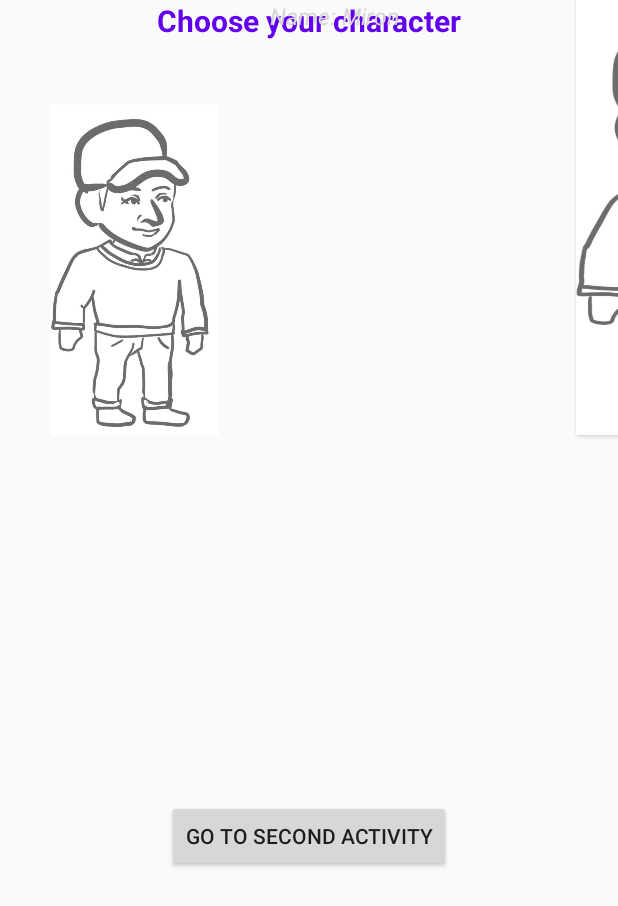
After one commit to evasimpetru28/PokeSolTrial, an Android app: the CharacterSelectActivity screen opened directly, with no data from a screen before it, on a phone screen of 412 x 824 dp. The commit adds this screen. Shown: the top 906 px of the screen. Run offline under Robolectric (Android 15) with nearby library versions, the phone set to English and light mode, and no system bars.

Commit message:
Change activities by button + tried character select

```diff
--- a/app/src/main/AndroidManifest.xml
+++ b/app/src/main/AndroidManifest.xml
@@ -14,14 +14,17 @@
         android:theme="@style/Theme.Demo"
         tools:targetApi="31">
         <activity
+            android:name=".CharacterSelectActivity"
+            android:exported="false" />
+        <activity
             android:name=".GameActivity"
+            android:configChanges="orientation"
             android:exported="false"
-            android:configChanges="orientation"
-            android:screenOrientation="landscape"/>
+            android:screenOrientation="landscape" />
         <activity
             android:name=".MainActivity"
+            android:configChanges="orientation"
             android:exported="true"
-            android:configChanges="orientation"
             android:screenOrientation="landscape">
             <intent-filter>
                 <action android:name="android.intent.action.MAIN" />
--- /dev/null
+++ b/app/src/main/java/com/example/demo/CharacterSelectActivity.java
@@ -0,0 +1,31 @@
+package com.example.demo;
+
+import androidx.appcompat.app.AppCompatActivity;
+
+import android.content.Intent;
+import android.os.Bundle;
+import android.view.View;
+import android.widget.Button;
+
+public class CharacterSelectActivity extends AppCompatActivity {
+
+    Button switchToSecondActivity;
+    @Override
+    protected void onCreate(Bundle savedInstanceState) {
+        super.onCreate(savedInstanceState);
+        setContentView(R.layout.activity_ch_select);
+
+        switchToSecondActivity = findViewById(R.id.activity_first_button); // id pe ultimul buton din character select menu
+        switchToSecondActivity.setOnClickListener(new View.OnClickListener() {
+            @Override
+            public void onClick(View view) {
+                switchActivities();
+            }
+        });
+    }
+
+    private void switchActivities() {
+        Intent switchActivityIntent = new Intent(this, GameActivity.class);
+        startActivity(switchActivityIntent);
+    }
+}
--- a/app/src/main/java/com/example/demo/MainActivity.java
+++ b/app/src/main/java/com/example/demo/MainActivity.java
@@ -15,7 +15,7 @@ public class MainActivity extends AppCompatActivity {
         findViewById(R.id.AppName).setOnClickListener(new View.OnClickListener() {
             @Override
             public void onClick(View view) {
-                startActivity(new Intent(MainActivity.this, GameActivity.class));
+                startActivity(new Intent(MainActivity.this, CharacterSelectActivity.class));
             }
         });
     }
--- /dev/null
+++ b/app/src/main/res/drawable/button_effect.xml
@@ -0,0 +1,8 @@
+<?xml version="1.0" encoding="utf-8"?>
+<selector xmlns:android="http://schemas.android.com/apk/res/android">
+
+    <item android:drawable="@drawable/mos" android:state_activated="true"></item>
+    <item android:drawable="@drawable/vang" android:state_pressed="true"></item>
+    <item android:drawable="@drawable/miron"></item>
+
+</selector>
--- /dev/null
+++ b/app/src/main/res/layout/activity_ch_select.xml
@@ -0,0 +1,68 @@
+<?xml version="1.0" encoding="utf-8"?>
+<androidx.constraintlayout.widget.ConstraintLayout xmlns:android="http://schemas.android.com/apk/res/android"
+    xmlns:app="http://schemas.android.com/apk/res-auto"
+    xmlns:tools="http://schemas.android.com/tools"
+    android:layout_width="match_parent"
+    android:layout_height="match_parent"
+    tools:context=".CharacterSelectActivity">
+
+    <TextView
+        android:id="@+id/ch_select_title"
+        android:layout_width="match_parent"
+        android:layout_height="match_parent"
+        android:text="Choose your character"
+        android:textAlignment="center"
+        android:textColor="@color/design_default_color_primary"
+        android:textSize="20dp"
+        android:textStyle="bold"
+        tools:layout_editor_absoluteX="0dp"
+        tools:layout_editor_absoluteY="-99dp" />
+
+    <ImageView
+        android:id="@+id/miron"
+        android:layout_width="180dp"
+        android:layout_height="290dp"
+        android:paddingTop="70dp"
+        android:src="@drawable/miron"
+        tools:ignore="MissingConstraints"
+        tools:layout_editor_absoluteX="-29dp" />
+
+    <TextView
+        android:id="@+id/name_miron"
+        android:layout_width="90dp"
+        android:layout_height="25dp"
+        android:text="Name: Miron"
+        android:textColor="@color/black"
+        android:textSize="15dp"
+        android:textStyle="italic"
+        app:layout_constraintLeft_toRightOf="@+id/miron"
+        tools:layout_editor_absoluteY="86dp"
+        tools:ignore="MissingConstraints" />
+
+
+    <Button
+        android:id="@+id/vang"
+        android:layout_width="180dp"
+        android:layout_height="290dp"
+        android:layout_marginLeft="204dp"
+        android:background="@drawable/button_effect"
+        android:paddingTop="70dp"
+        app:layout_constraintLeft_toRightOf="@+id/miron"
+        tools:ignore="MissingConstraints"
+        tools:layout_editor_absoluteY="36dp" />
+<!--        android:onClick="saveCharacter"/>-->
+
+    <Button
+        android:layout_width="wrap_content"
+        android:layout_height="wrap_content"
+        android:text="Go to Second Activity"
+        app:layout_constraintBottom_toBottomOf="parent"
+        app:layout_constraintLeft_toLeftOf="parent"
+        app:layout_constraintRight_toRightOf="parent"
+        app:layout_constraintTop_toBottomOf="@+id/vang"
+        android:id="@+id/activity_first_button" />
+
+
+
+
+</androidx.constraintlayout.widget.ConstraintLayout>
```
Also changed, not shown: app/src/main/res/drawable/miron.jpg (added), app/src/main/res/drawable/mos.jpg (added), app/src/main/res/drawable/vang.jpg (added), 1 other file.
